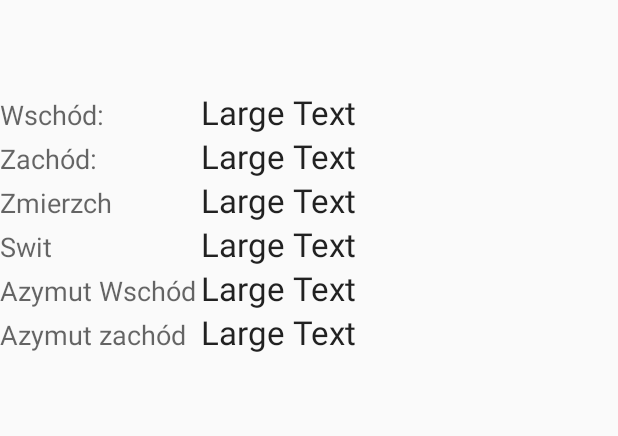
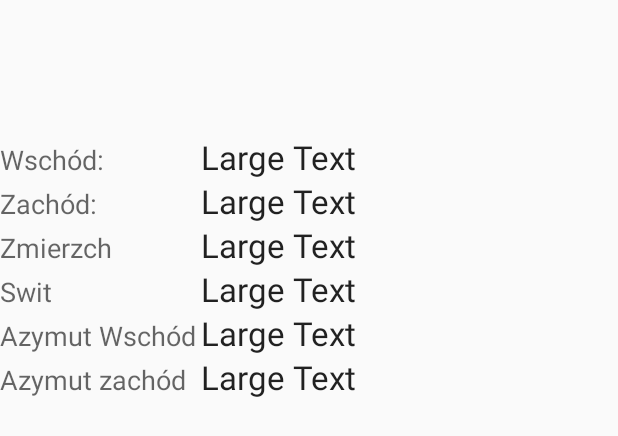
Before and after one commit to dominikus1993/AstroWeather, an Android app: the layout fragment_sun.xml on its own in the app's theme, with its tools: preview values and no code run, on a phone screen of 412 x 824 dp. Shown: the top 436 px of the screen. Run offline under Robolectric (Android 15) with nearby library versions, the phone set to English and light mode, and no system bars.

Commit message:
add sun fragment to page adapter

```diff
--- a/app/src/main/java/dominikus1993/astroweather/MainActivity.kt
+++ b/app/src/main/java/dominikus1993/astroweather/MainActivity.kt
@@ -62,6 +62,7 @@ class MainActivity : AppCompatActivity, IAstroWeatherView<Time> {
     fun setupViewPager(pager: ViewPager){
         val adapter = AstroWeatherViewPageAdapter(supportFragmentManager)
         adapter.addFragment(MoonFragment(), "Moon")
+        adapter.addFragment(SunFragment(), "Sun")
         pager.adapter = adapter
     }
 
--- a/app/src/main/res/layout/fragment_sun.xml
+++ b/app/src/main/res/layout/fragment_sun.xml
@@ -10,7 +10,7 @@
         android:layout_height="fill_parent"
         android:layout_alignParentTop="true"
         android:layout_alignParentStart="true"
-        android:layout_marginTop="60dp">
+        android:layout_marginTop="90dp">
 
         <TableLayout
             android:layout_width="match_parent"
```
